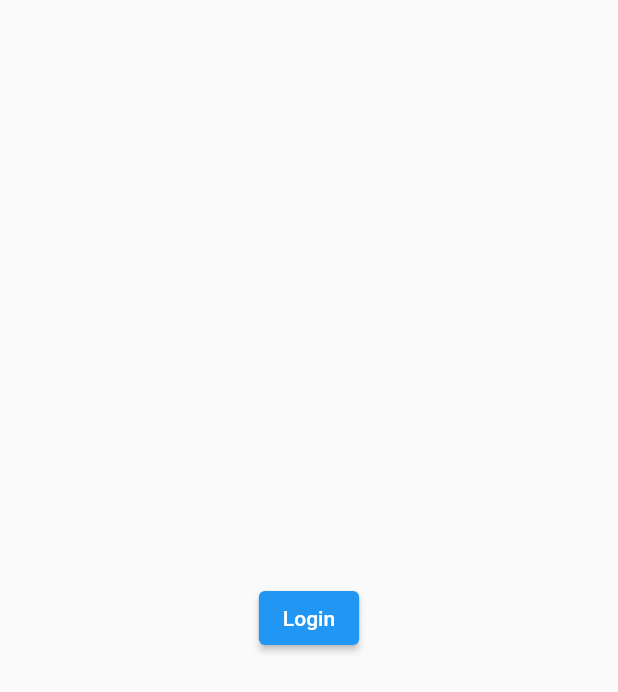
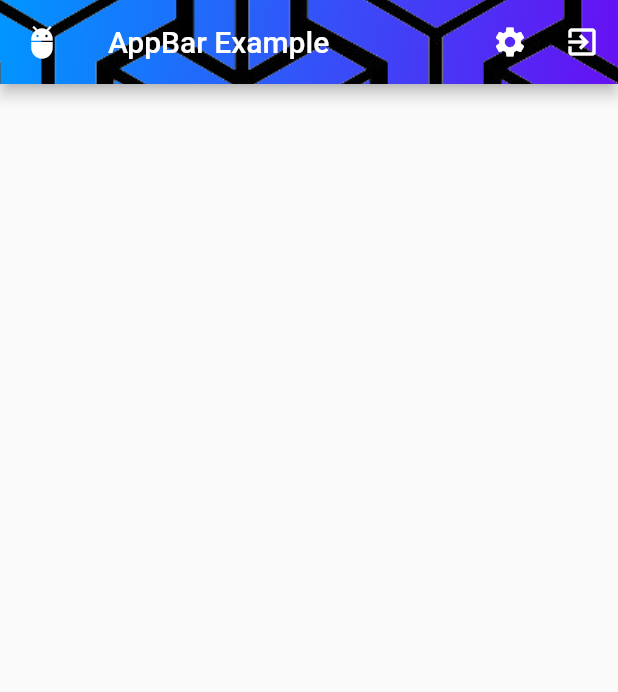
Before and after one commit to putranurf/hello-flutter, a Flutter app: the screen it shows after launch, on a phone screen of 412 x 824 dp. Shown: the top 692 px of the screen. Run offline on Flutter 3.47's test engine with Material 2 defaults, Android fonts, the phone set to English and light mode, and no system bars.

Commit message:
Training AppBar Example

```diff
--- a/lib/main.dart
+++ b/lib/main.dart
@@ -14,7 +14,8 @@ void main() {
   // runApp(const StackAlignApp());
   // runApp(const ImageWidgetApp());
   // runApp(const DraggableApp());
-  runApp(const MultiPageNavigationApp());
+  // runApp(const MultiPageNavigationApp());
+  runApp(const AppBarExampleApp());
 }
 
 // class TextApp extends StatelessWidget {
@@ -648,13 +649,51 @@ void main() {
 //   }
 // }
 
-class MultiPageNavigationApp extends StatelessWidget {
-  const MultiPageNavigationApp({super.key});
+// class MultiPageNavigationApp extends StatelessWidget {
+//   const MultiPageNavigationApp({super.key});
+
+//   @override
+//   Widget build(BuildContext context) {
+//     return MaterialApp(
+//       home: LoginPage(),
+//     );
+//   }
+// }
+
+class AppBarExampleApp extends StatelessWidget {
+  const AppBarExampleApp({super.key});
 
   @override
   Widget build(BuildContext context) {
     return MaterialApp(
-      home: LoginPage(),
+      home: Scaffold(
+        appBar: AppBar(
+          leading: Icon(
+            Icons.adb,
+            color: Colors.white,
+          ),
+          title: Text(
+            "AppBar Example",
+            style: TextStyle(color: Colors.white),
+          ),
+          actions: <Widget>[
+            IconButton(onPressed: () {}, icon: Icon(Icons.settings)),
+            IconButton(onPressed: () {}, icon: Icon(Icons.exit_to_app)),
+          ],
+          flexibleSpace: Container(
+            decoration: BoxDecoration(
+                image: DecorationImage(
+                  image: AssetImage("assets/images/pattern.png"),
+                  fit: BoxFit.none,
+                  repeat: ImageRepeat.repeat,
+                ),
+                gradient: LinearGradient(
+                    colors: [Color(0xff0096ff), Color(0xff6610f2)],
+                    begin: FractionalOffset.topLeft,
+                    end: FractionalOffset.bottomRight)),
+          ),
+        ),
+      ),
     );
   }
 }
--- a/pubspec.yaml
+++ b/pubspec.yaml
@@ -61,7 +61,7 @@ flutter:
   # To add assets to your application, add an assets section, like this:
   assets:
     - assets/images/dummy.jpg
-  #   - images/a_dot_ham.jpeg
+    - assets/images/pattern.png
 
   # An image asset can refer to one or more resolution-specific "variants", see
   # https://flutter.dev/assets-and-images/#resolution-aware
```
Also changed, not shown: assets/images/pattern.png (added).
